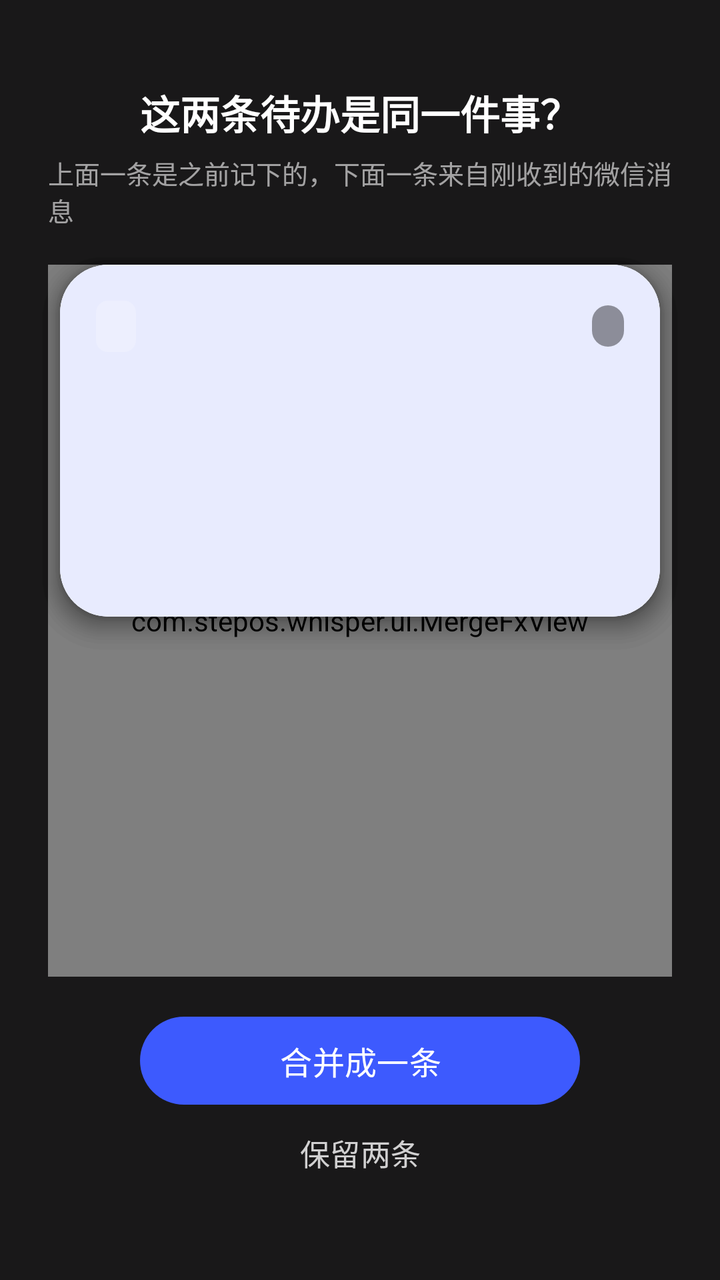
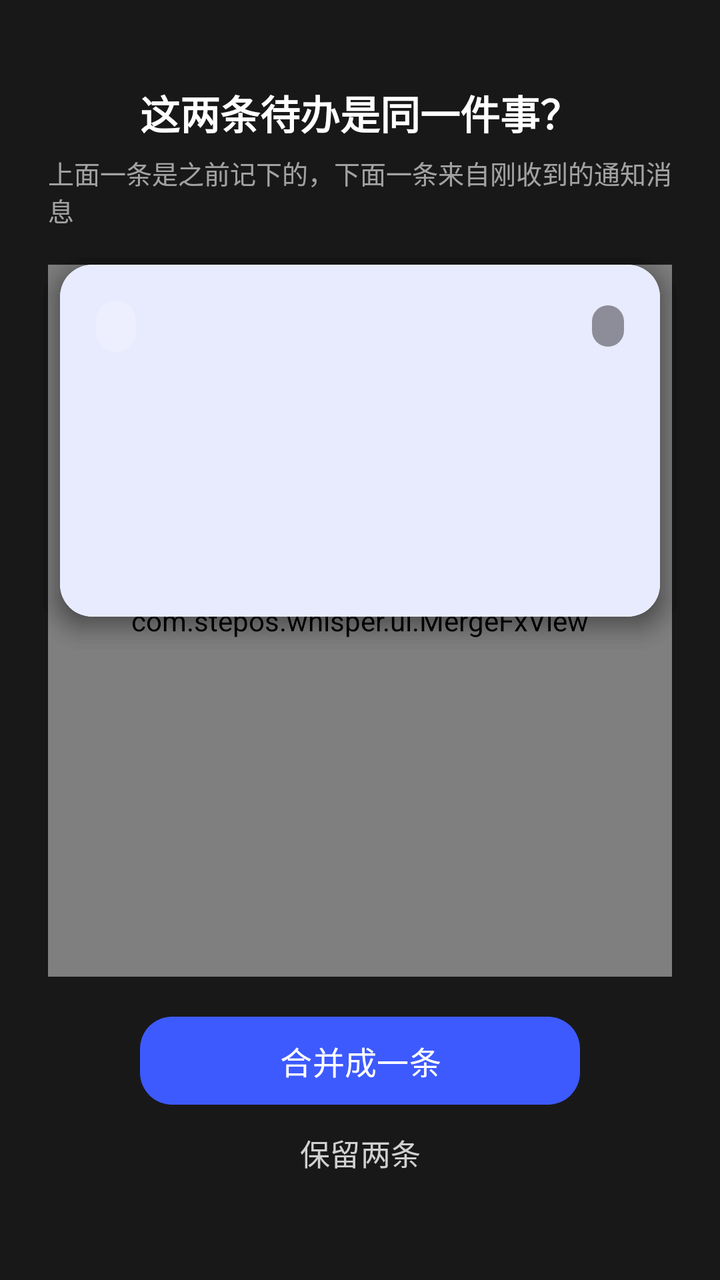

The first picture is an Android layout as it rendered before a commit; the second is the same layout after the commit. The layout source and the unified diff follow.
<!-- AndroidManifest.xml: application theme Theme.Whisper -->
<!-- res/layout/overlay_merge.xml -->
<?xml version="1.0" encoding="utf-8"?>
<FrameLayout xmlns:android="http://schemas.android.com/apk/res/android"
    xmlns:app="http://schemas.android.com/apk/res-auto"
    android:id="@+id/scrim"
    android:layout_width="match_parent"
    android:layout_height="match_parent"
    android:background="#E6000000"
    android:clickable="true"
    android:clipChildren="false"
    android:focusable="false">

    <LinearLayout
        android:id="@+id/content"
        android:layout_width="match_parent"
        android:layout_height="wrap_content"
        android:layout_gravity="center"
        android:clipChildren="false"
        android:gravity="center_horizontal"
        android:orientation="vertical">

        <TextView
            android:id="@+id/title"
            android:layout_width="wrap_content"
            android:layout_height="wrap_content"
            android:paddingHorizontal="24dp"
            android:text="@string/merge_title"
            android:textColor="#FFFFFFFF"
            android:textSize="20sp"
            android:textStyle="bold" />

        <TextView
            android:id="@+id/subtitle"
            android:layout_width="wrap_content"
            android:layout_height="wrap_content"
            android:paddingHorizontal="24dp"
            android:paddingTop="6dp"
            android:text="@string/merge_subtitle"
            android:textColor="#99FFFFFF"
            android:textSize="13sp" />

        <FrameLayout
            android:id="@+id/stage"
            android:layout_width="312dp"
            android:layout_height="356dp"
            android:layout_marginTop="18dp"
            android:clipChildren="false">

            <include
                android:id="@+id/card_a"
                layout="@layout/item_merge_card"
                android:layout_gravity="center" />

            <include
                android:id="@+id/card_b"
                layout="@layout/item_merge_card"
                android:layout_gravity="center" />

            <include
                android:id="@+id/card_merged"
                layout="@layout/item_merge_card"
                android:layout_gravity="center" />

            <com.stepos.whisper.ui.MergeFxView
                android:id="@+id/fx"
                android:layout_width="match_parent"
                android:layout_height="match_parent" />
        </FrameLayout>

        <com.google.android.material.button.MaterialButton
            android:id="@+id/merge"
            android:layout_width="220dp"
            android:layout_height="wrap_content"
            android:layout_marginTop="20dp"
            android:text="@string/merge_action"
            android:textSize="16sp"
            app:cornerRadius="22dp"
            app:iconGravity="textStart" />

        <com.google.android.material.button.MaterialButton
            android:id="@+id/keep"
            style="@style/Widget.Whisper.Button.Text"
            android:layout_width="wrap_content"
            android:layout_height="wrap_content"
            android:layout_marginTop="2dp"
            android:text="@string/merge_keep"
            android:textColor="#CCFFFFFF" />
    </LinearLayout>
</FrameLayout>
<!-- res/layout/item_merge_card.xml (included above) -->
<?xml version="1.0" encoding="utf-8"?>
<com.google.android.material.card.MaterialCardView xmlns:android="http://schemas.android.com/apk/res/android"
    xmlns:app="http://schemas.android.com/apk/res-auto"
    android:id="@+id/card"
    android:layout_width="match_parent"
    android:layout_height="176dp"
    android:layout_marginHorizontal="6dp"
    app:cardCornerRadius="@dimen/corner_l"
    app:cardElevation="8dp"
    app:strokeWidth="0dp">

    <LinearLayout
        android:layout_width="match_parent"
        android:layout_height="match_parent"
        android:orientation="vertical"
        android:padding="18dp">

        <LinearLayout
            android:layout_width="match_parent"
            android:layout_height="wrap_content"
            android:gravity="center_vertical"
            android:orientation="horizontal">

            <TextView
                android:id="@+id/user"
                android:layout_width="wrap_content"
                android:layout_height="wrap_content"
                android:background="@drawable/bg_tag_on_color"
                android:paddingHorizontal="10dp"
                android:paddingVertical="4dp"
                android:textColor="@color/card_text"
                android:textSize="13sp"
                android:textStyle="bold" />

            <TextView
                android:id="@+id/type"
                android:layout_width="0dp"
                android:layout_height="wrap_content"
                android:layout_marginStart="8dp"
                android:layout_weight="1"
                android:textColor="@color/card_text_dim"
                android:textSize="12sp" />

            <TextView
                android:id="@+id/tag"
                android:layout_width="wrap_content"
                android:layout_height="wrap_content"
                android:background="@drawable/bg_merge_tag"
                android:paddingHorizontal="8dp"
                android:paddingVertical="3dp"
                android:textColor="#E6FFFFFF"
                android:textSize="11sp" />
        </LinearLayout>

        <TextView
            android:id="@+id/event"
            android:layout_width="match_parent"
            android:layout_height="0dp"
            android:layout_marginTop="12dp"
            android:layout_weight="1"
            android:ellipsize="end"
            android:gravity="center_vertical"
            android:maxLines="2"
            android:textColor="@color/card_text"
            android:textSize="19sp"
            android:textStyle="bold" />

        <TextView
            android:id="@+id/time"
            android:layout_width="match_parent"
            android:layout_height="wrap_content"
            android:ellipsize="end"
            android:maxLines="1"
            android:textColor="@color/card_text_dim"
            android:textSize="13sp" />

        <TextView
            android:id="@+id/location"
            android:layout_width="match_parent"
            android:layout_height="wrap_content"
            android:layout_marginTop="2dp"
            android:ellipsize="end"
            android:maxLines="1"
            android:textColor="@color/card_text_dim"
            android:textSize="13sp" />
    </LinearLayout>
</com.google.android.material.card.MaterialCardView>
<!-- resources referenced by this layout -->
<resources>
  <color name="card_text">#FFFFFFFF</color>
  <color name="card_text_dim">#D9FFFFFF</color>
  <dimen name="corner_l">24dp</dimen>
  <!-- drawable bg_merge_tag (drawable) -->
  <?xml version="1.0" encoding="utf-8"?>
  <shape xmlns:android="http://schemas.android.com/apk/res/android"
      android:shape="rectangle">
      <solid android:color="#66000000" />
      <corners android:radius="8dp" />
  </shape>
  <!-- drawable bg_tag_on_color (drawable) -->
  <?xml version="1.0" encoding="utf-8"?>
  <shape xmlns:android="http://schemas.android.com/apk/res/android"
      android:shape="rectangle">
      <solid android:color="#33FFFFFF" />
      <corners android:radius="@dimen/corner_xs" />
  </shape>
  <string name="merge_action">合并成一条</string>
  <string name="merge_keep">保留两条</string>
  <string name="merge_subtitle">上面一条是之前记下的，下面一条来自刚收到的微信消息</string>
  <string name="merge_title">这两条待办是同一件事？</string>
  <style name="Theme.Whisper" parent="Base.Theme.Whisper" />
  <dimen name="corner_xs">6dp</dimen>
  <style name="ShapeAppearance.Whisper.Medium" parent="ShapeAppearance.Material3.Corner.Medium">
          <item name="cornerFamily">rounded</item>
          <item name="cornerSize">@dimen/corner_m</item>
      </style>
  <dimen name="button_height">44dp</dimen>
  <dimen name="corner_m">16dp</dimen>
  <color name="primary">#FF3D5AFE</color>
  <color name="primary_container">#FFDDE3FF</color>
  <color name="on_primary_container">#FF0F2A8A</color>
  <color name="panel_bg">#FFFFFFFF</color>
  <color name="surface_tint">#FFF3F4F9</color>
  <color name="state_danger">#FFE53935</color>
  <style name="ShapeAppearance.Whisper.ExtraSmall" parent="ShapeAppearance.Material3.Corner.ExtraSmall">
          <item name="cornerFamily">rounded</item>
          <item name="cornerSize">@dimen/corner_xs</item>
      </style>
  <style name="ShapeAppearance.Whisper.Small" parent="ShapeAppearance.Material3.Corner.Small">
          <item name="cornerFamily">rounded</item>
          <item name="cornerSize">@dimen/corner_s</item>
      </style>
  <style name="ShapeAppearance.Whisper.Large" parent="ShapeAppearance.Material3.Corner.Large">
          <item name="cornerFamily">rounded</item>
          <item name="cornerSize">@dimen/corner_l</item>
      </style>
  <style name="ThemeOverlay.Whisper.BottomSheet" parent="ThemeOverlay.Material3.BottomSheetDialog">
          <item name="bottomSheetStyle">@style/Widget.Whisper.BottomSheet</item>
      </style>
  <!-- drawable bg_popup (drawable) -->
  <?xml version="1.0" encoding="utf-8"?>
  <shape xmlns:android="http://schemas.android.com/apk/res/android"
      android:shape="rectangle">
      <solid android:color="?attr/colorSurface" />
      <corners android:radius="@dimen/corner_s" />
  </shape>
  <style name="Widget.Whisper.Snackbar" parent="Widget.Material3.Snackbar">
          <item name="shapeAppearance">@style/ShapeAppearance.Whisper.Small</item>
          <item name="shapeAppearanceOverlay">@null</item>
      </style>
  <dimen name="corner_s">12dp</dimen>
  <dimen name="icon_button_size">44dp</dimen>
  <style name="Widget.Whisper.Button.Text.Dialog" parent="Widget.Material3.Button.TextButton.Dialog">
          <item name="shapeAppearance">@style/ShapeAppearance.Whisper.Medium</item>
          <item name="shapeAppearanceOverlay">@null</item>
      </style>
  <style name="Widget.Whisper.Button.Text.Dialog.Flush" parent="Widget.Material3.Button.TextButton.Dialog.Flush">
          <item name="shapeAppearance">@style/ShapeAppearance.Whisper.Medium</item>
          <item name="shapeAppearanceOverlay">@null</item>
      </style>
  <style name="Widget.Whisper.BottomSheet" parent="Widget.Material3.BottomSheet.Modal">
          <item name="shapeAppearance">@style/ShapeAppearance.Whisper.Sheet</item>
          <item name="shapeAppearanceOverlay">@null</item>
          <item name="backgroundTint">@color/panel_bg</item>
      </style>
  <!-- unchanged entries left out for length: 11 -->
</resources>

<!-- the commit's change to res/layout/overlay_merge.xml (unified diff, before → after) -->
@@ -73,7 +73,7 @@
             android:layout_marginTop="20dp"
             android:text="@string/merge_action"
             android:textSize="16sp"
-            app:cornerRadius="22dp"
+            app:cornerRadius="@dimen/corner_m"
             app:iconGravity="textStart" />
 
         <com.google.android.material.button.MaterialButton
<!-- resource entries referenced after the edit -->
@@ -2,13 +2,13 @@
 <resources>
   <color name="card_text">#FFFFFFFF</color>
   <color name="card_text_dim">#D9FFFFFF</color>
-  <dimen name="corner_l">24dp</dimen>
+  <dimen name="corner_l">16dp</dimen>
   <!-- drawable bg_merge_tag (drawable) -->
   <?xml version="1.0" encoding="utf-8"?>
   <shape xmlns:android="http://schemas.android.com/apk/res/android"
       android:shape="rectangle">
       <solid android:color="#66000000" />
-      <corners android:radius="8dp" />
+      <corners android:radius="@dimen/corner_m" />
   </shape>
   <!-- drawable bg_tag_on_color (drawable) -->
   <?xml version="1.0" encoding="utf-8"?>
@@ -19,10 +19,10 @@
   </shape>
   <string name="merge_action">合并成一条</string>
   <string name="merge_keep">保留两条</string>
-  <string name="merge_subtitle">上面一条是之前记下的，下面一条来自刚收到的微信消息</string>
+  <string name="merge_subtitle">上面一条是之前记下的，下面一条来自刚收到的通知消息</string>
   <string name="merge_title">这两条待办是同一件事？</string>
   <style name="Theme.Whisper" parent="Base.Theme.Whisper" />
-  <dimen name="corner_xs">6dp</dimen>
+  <dimen name="corner_xs">16dp</dimen>
   <style name="ShapeAppearance.Whisper.Medium" parent="ShapeAppearance.Material3.Corner.Medium">
           <item name="cornerFamily">rounded</item>
           <item name="cornerSize">@dimen/corner_m</item>
@@ -61,7 +61,7 @@
           <item name="shapeAppearance">@style/ShapeAppearance.Whisper.Small</item>
           <item name="shapeAppearanceOverlay">@null</item>
       </style>
-  <dimen name="corner_s">12dp</dimen>
+  <dimen name="corner_s">16dp</dimen>
   <dimen name="icon_button_size">44dp</dimen>
   <style name="Widget.Whisper.Button.Text.Dialog" parent="Widget.Material3.Button.TextButton.Dialog">
           <item name="shapeAppearance">@style/ShapeAppearance.Whisper.Medium</item>
@@ -75,6 +75,8 @@
           <item name="shapeAppearance">@style/ShapeAppearance.Whisper.Sheet</item>
           <item name="shapeAppearanceOverlay">@null</item>
           <item name="backgroundTint">@color/panel_bg</item>
+          
+          <item name="paddingBottomSystemWindowInsets">false</item>
       </style>
   <!-- unchanged entries left out for length: 11 -->
 </resources>
